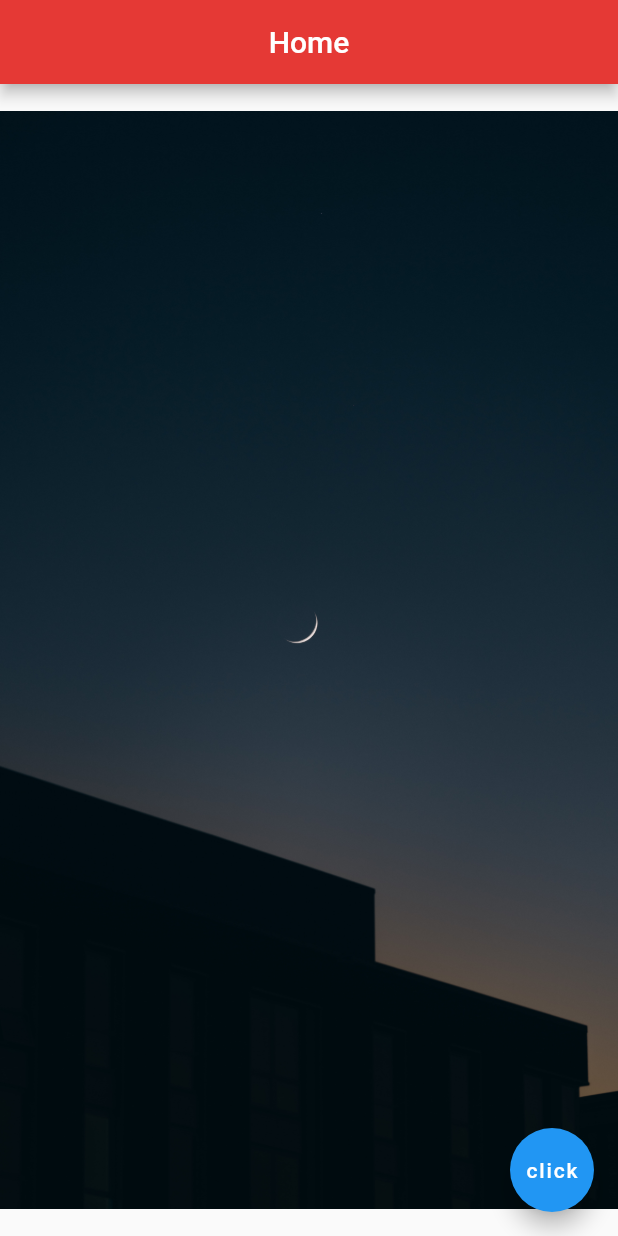
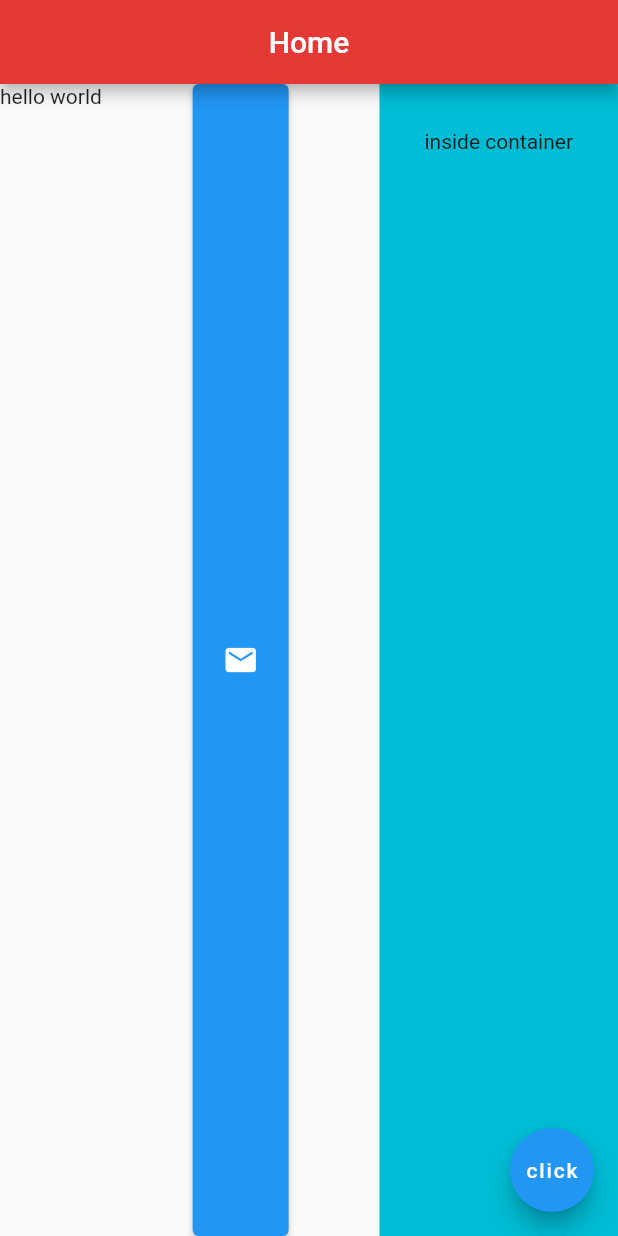
Before and after one commit to wold21/flutter_practice, a Flutter app: the screen it shows after launch, on a phone screen of 412 x 824 dp. Run offline on Flutter 3.47's test engine with Material 2 defaults, Android fonts, the phone set to English and light mode, and no system bars.

Commit message:
inside widget

```diff
--- a/lib/main.dart
+++ b/lib/main.dart
@@ -13,8 +13,19 @@ class Home extends StatelessWidget {
         centerTitle: true,
         backgroundColor: Colors.red[600],
       ),
-      body: Center(
-        child: Image.asset('assets/moon.jpg'),
+      body: Row(
+        mainAxisAlignment: MainAxisAlignment.spaceBetween,
+        crossAxisAlignment: CrossAxisAlignment.stretch,
+        children: <Widget>[
+          Text('hello world'),
+          ElevatedButton(
+              onPressed: () {}, child: Icon(Icons.mail, color: Colors.white)),
+          Container(
+            color: Colors.cyan,
+            padding: EdgeInsets.all(30.0),
+            child: Text('inside container'),
+          )
+        ],
       ),
       floatingActionButton: const FloatingActionButton(
         onPressed: null,
```
